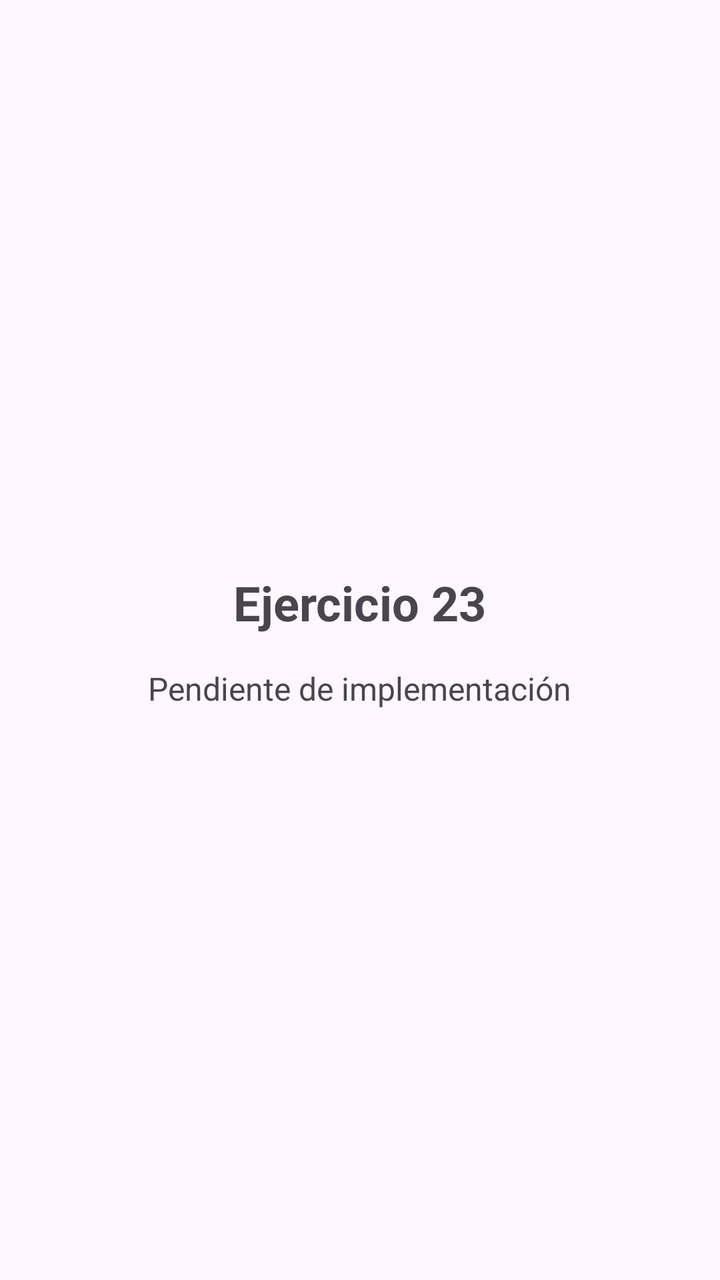
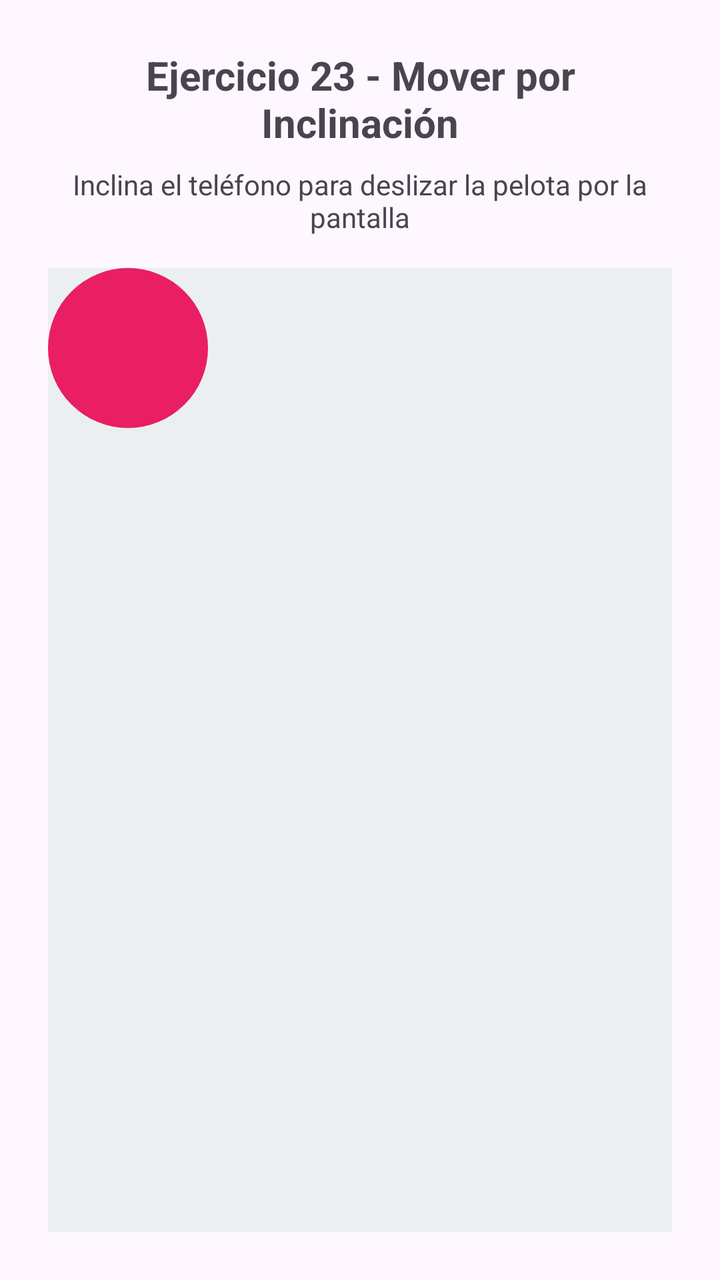

The first picture is an Android layout as it rendered before a commit; the second is the same layout after the commit. The layout source and the unified diff follow.
<!-- AndroidManifest.xml: application theme Theme.Actividad6 -->
<!-- res/layout/activity_ejercicio23.xml -->
<?xml version="1.0" encoding="utf-8"?>
<LinearLayout xmlns:android="http://schemas.android.com/apk/res/android"
    xmlns:tools="http://schemas.android.com/tools"
    android:id="@+id/main"
    android:layout_width="match_parent"
    android:layout_height="match_parent"
    android:orientation="vertical"
    android:padding="24dp"
    android:gravity="center"
    tools:context=".ejercicios.ejercicio23.Ejercicio23Activity">

    <TextView
        android:id="@+id/tvTitle"
        android:layout_width="wrap_content"
        android:layout_height="wrap_content"
        android:text="Ejercicio 23"
        android:textSize="24sp"
        android:textStyle="bold"
        android:layout_marginBottom="16dp" />

    <TextView
        android:id="@+id/tvSubtitle"
        android:layout_width="wrap_content"
        android:layout_height="wrap_content"
        android:text="Pendiente de implementación"
        android:textSize="16sp"
        android:textColor="?android:attr/textColorSecondary" />

</LinearLayout>
<!-- resources referenced by this layout -->
<resources>
  <style name="Theme.Actividad6" parent="Base.Theme.Actividad6" />
  <style name="Base.Theme.Actividad6" parent="Theme.Material3.DayNight.NoActionBar">
          
          
      </style>
</resources>

<!-- the commit's change to res/layout/activity_ejercicio23.xml (unified diff, before → after) -->
@@ -6,24 +6,41 @@
     android:layout_height="match_parent"
     android:orientation="vertical"
     android:padding="24dp"
-    android:gravity="center"
     tools:context=".ejercicios.ejercicio23.Ejercicio23Activity">
 
     <TextView
-        android:id="@+id/tvTitle"
-        android:layout_width="wrap_content"
+        android:id="@+id/tvHeader"
+        android:layout_width="match_parent"
         android:layout_height="wrap_content"
-        android:text="Ejercicio 23"
-        android:textSize="24sp"
+        android:text="Ejercicio 23 - Mover por Inclinación"
+        android:textSize="20sp"
         android:textStyle="bold"
+        android:textAlignment="center"
+        android:layout_marginBottom="8dp" />
+
+    <TextView
+        android:layout_width="match_parent"
+        android:layout_height="wrap_content"
+        android:text="Inclina el teléfono para deslizar la pelota por la pantalla"
+        android:textSize="14sp"
+        android:textAlignment="center"
+        android:textColor="?android:attr/textColorSecondary"
         android:layout_marginBottom="16dp" />
 
-    <TextView
-        android:id="@+id/tvSubtitle"
-        android:layout_width="wrap_content"
-        android:layout_height="wrap_content"
-        android:text="Pendiente de implementación"
-        android:textSize="16sp"
-        android:textColor="?android:attr/textColorSecondary" />
+    <FrameLayout
+        android:id="@+id/containerInclinacion"
+        android:layout_width="match_parent"
+        android:layout_height="0dp"
+        android:layout_weight="1"
+        android:background="#ECEFF1">
+
+        <ImageView
+            android:id="@+id/ivCirculoInclinado"
+            android:layout_width="80dp"
+            android:layout_height="80dp"
+            android:src="@drawable/shape_pelota"
+            android:contentDescription="Pelota movida por inclinación" />
+
+    </FrameLayout>
 
 </LinearLayout>
<!-- resource entries referenced after the edit -->
@@ -1,5 +1,14 @@
 <!-- resources referenced by this layout -->
 <resources>
+  <!-- drawable shape_pelota (drawable) -->
+  <?xml version="1.0" encoding="utf-8"?>
+  <shape xmlns:android="http://schemas.android.com/apk/res/android"
+      android:shape="oval">
+      <solid android:color="#E91E63" />
+      <size
+          android:width="80dp"
+          android:height="80dp" />
+  </shape>
   <style name="Theme.Actividad6" parent="Base.Theme.Actividad6" />
   <style name="Base.Theme.Actividad6" parent="Theme.Material3.DayNight.NoActionBar">
           
